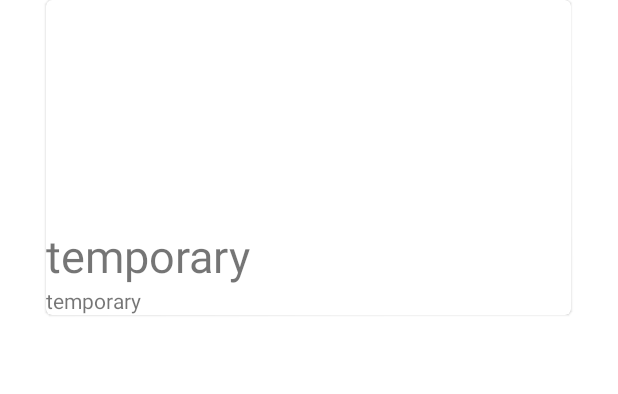
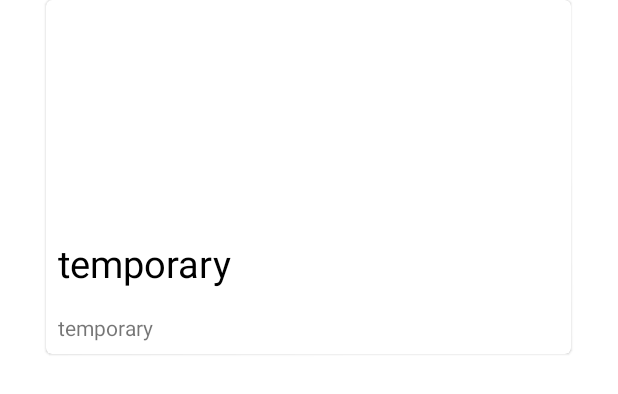
Before and after one commit to arttujo/apPro, an Android app: the layout home_list_item.xml on its own in the app's theme, with its tools: preview values and no code run, on a phone screen of 412 x 824 dp. Shown: the top 394 px of the screen. Run offline under Robolectric (Android 15) with nearby library versions, the phone set to English and light mode, and no system bars.

Commit message:
some changes

```diff
--- a/app/src/main/java/com/approteam/appro/SplashScreen.kt
+++ b/app/src/main/java/com/approteam/appro/SplashScreen.kt
@@ -7,7 +7,7 @@ import android.os.Handler
 
 class SplashActivity : Activity() {
 
-    private val SPLASH_TIME_OUT:Long = 3000 // 1 sec
+    private val SPLASH_TIME_OUT:Long = 1500 // 1 sec
 
 
     override fun onCreate(savedInstanceState: Bundle?) {
--- a/app/src/main/java/com/approteam/appro/fragments/MapFragment.kt
+++ b/app/src/main/java/com/approteam/appro/fragments/MapFragment.kt
@@ -85,6 +85,7 @@ class MapFragment(ctx: Context) : Fragment(), OnMapReadyCallback, LocationListen
                 Log.d("DBG", "$lon")
             } catch (e:Exception){
                 Log.d("DBG",e.toString())
+                Log.d("DBG", "Caused by navigating off from the view")
             }
 
         }
--- a/app/src/main/res/layout/activity_main.xml
+++ b/app/src/main/res/layout/activity_main.xml
@@ -26,8 +26,8 @@
         android:layout_width="match_parent"
         android:layout_height="wrap_content"
         android:layout_gravity="bottom"
-        android:background="@color/colorPrimary"
-        android:elevation="10dp"
+        android:background="@color/orange"
+        android:elevation="30dp"
         app:itemIconTint="@color/bottom_navigation_colors"
         app:itemTextColor="@color/bottom_navigation_colors"
         app:layout_constraintBottom_toBottomOf="parent"
--- a/app/src/main/res/layout/home_list_item.xml
+++ b/app/src/main/res/layout/home_list_item.xml
@@ -21,6 +21,7 @@
     <LinearLayout
         android:orientation="vertical"
         android:layout_width="350dp"
+        android:elevation="20dp"
         android:layout_height="wrap_content">
 
         <ImageView
@@ -32,17 +33,21 @@
            />
 
         <TextView
+            android:padding="8dp"
             android:layout_width="match_parent"
             android:layout_height="wrap_content"
             android:text="temporary"
             android:id="@+id/cardTitle"
-            android:textSize="30sp" />
+            android:textSize="25sp"
+            android:textColor="@color/black"/>
 
         <TextView
             android:layout_width="match_parent"
             android:id="@+id/cardDesc"
+            android:padding="8dp"
             android:layout_height="wrap_content"
             android:text="temporary"/>
+
 
 
     </LinearLayout>
--- /dev/null
+++ b/app/src/main/res/layout/stamps_fragment.xml
@@ -0,0 +1,6 @@
+<?xml version="1.0" encoding="utf-8"?>
+<LinearLayout xmlns:android="http://schemas.android.com/apk/res/android"
+    android:orientation="vertical" android:layout_width="match_parent"
+    android:layout_height="match_parent">
+
+</LinearLayout>
--- a/app/src/main/res/values/colors.xml
+++ b/app/src/main/res/values/colors.xml
@@ -6,5 +6,6 @@
     <color name="white">#FFFFFF</color>
     <color name="grey">#BEBEBE</color>
     <color name="black">#000000</color>
-
+    <color name="orange">#FF5722</color>
+    <color name="darkerOrange">#B12D00</color>
 </resources>
--- a/app/src/main/res/values/strings.xml
+++ b/app/src/main/res/values/strings.xml
@@ -4,5 +4,6 @@
     <string name="map">Map</string>
     <string name="scan">Scan</string>
     <string name="home">Home</string>
+    <string name="stamps">Stamps</string>
     <string name="fit_image_to_scan">Image fit for scan</string>
 </resources>
--- a/app/src/main/res/values/styles.xml
+++ b/app/src/main/res/values/styles.xml
@@ -3,8 +3,8 @@
     <!-- Base application theme. -->
     <style name="AppTheme" parent="Theme.MaterialComponents.Light">
         <!-- Customize your theme here. -->
-        <item name="colorPrimary">@color/colorPrimary</item>
-        <item name="colorPrimaryDark">@color/colorPrimaryDark</item>
+        <item name="colorPrimary">@color/orange</item>
+        <item name="colorPrimaryDark">@color/darkerOrange</item>
         <item name="colorAccent">@color/colorAccent</item>
     </style>
 
```
Also changed, not shown: app/src/main/java/com/approteam/appro/MainActivity.kt (+8 -7 lines), app/src/main/java/com/approteam/appro/adapters/HomeViewAdapter.kt (+6 -4 lines), app/src/main/java/com/approteam/appro/fragments/StampsFragment.kt (added, +28 -0 lines), app/src/main/res/drawable/ic_grid.xml (added, +9 -0 lines), app/src/main/res/menu/bottom_navigation_menu.xml (+8 -0 lines), 1 other file.
